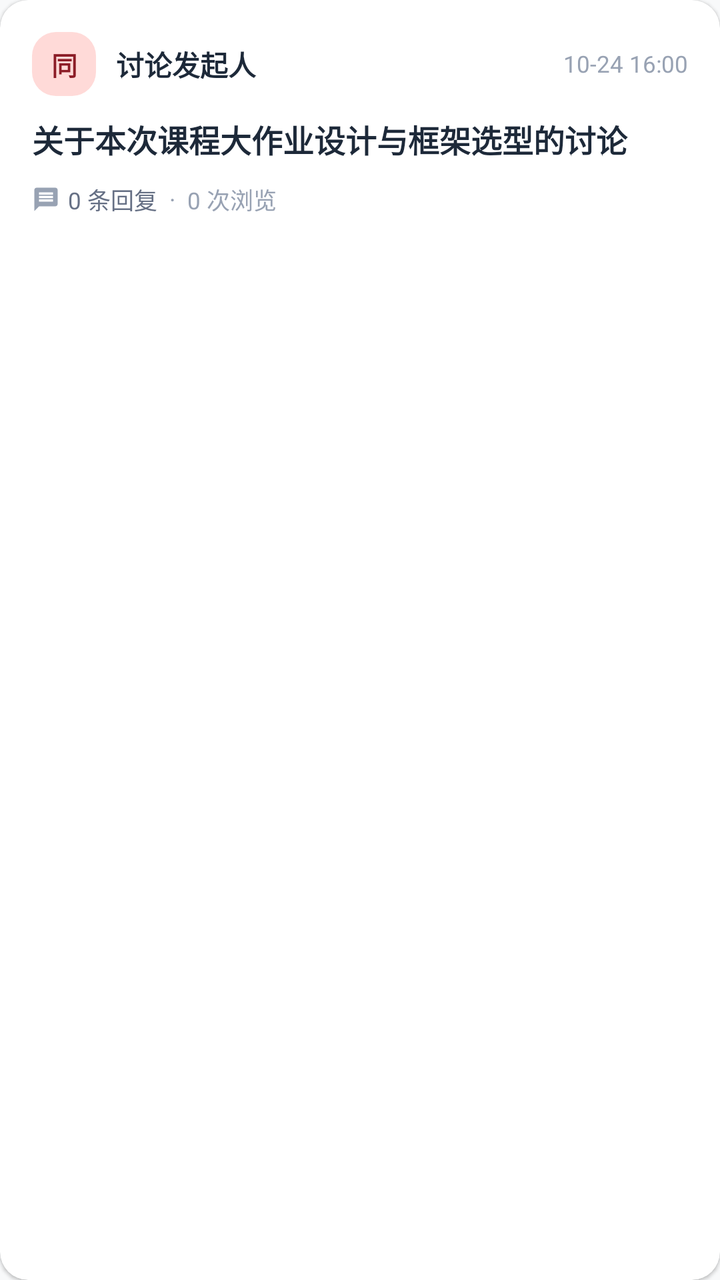
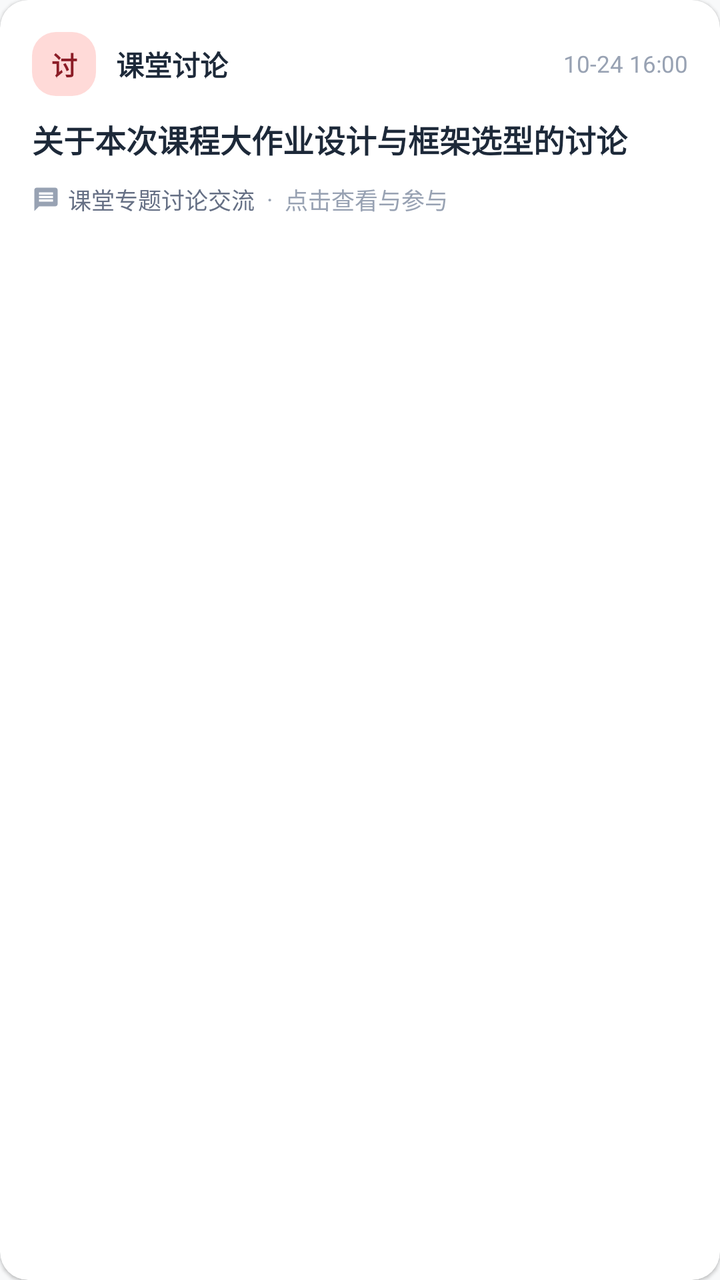

Two renders of the same Android screen: before a commit and after it. Below are the layout's source before the change and the commit's diff.
<!-- AndroidManifest.xml: application theme Theme.UsstJwgl -->
<!-- res/layout/item_tronclass_discussion.xml -->
<?xml version="1.0" encoding="utf-8"?>
<androidx.cardview.widget.CardView xmlns:android="http://schemas.android.com/apk/res/android"
    xmlns:app="http://schemas.android.com/apk/res-auto"
    xmlns:tools="http://schemas.android.com/tools"
    android:layout_width="match_parent"
    android:layout_height="wrap_content"
    android:layout_marginHorizontal="6dp"
    android:layout_marginVertical="6dp"
    android:clickable="true"
    android:focusable="true"
    android:foreground="?attr/selectableItemBackground"
    app:cardBackgroundColor="@color/surface"
    app:cardCornerRadius="14dp"
    app:cardElevation="1dp">

    <LinearLayout
        android:layout_width="match_parent"
        android:layout_height="wrap_content"
        android:orientation="vertical"
        android:padding="16dp">

        
        <LinearLayout
            android:layout_width="match_parent"
            android:layout_height="wrap_content"
            android:gravity="center_vertical"
            android:orientation="horizontal">

            <TextView
                android:id="@+id/tvAuthorAvatar"
                android:layout_width="32dp"
                android:layout_height="32dp"
                android:background="@drawable/bg_badge_rounded"
                android:gravity="center"
                android:text="同"
                android:textColor="@color/primary"
                android:textSize="13sp"
                android:textStyle="bold" />

            <TextView
                android:id="@+id/tvAuthorName"
                android:layout_width="0dp"
                android:layout_height="wrap_content"
                android:layout_marginStart="10dp"
                android:layout_weight="1"
                android:ellipsize="end"
                android:maxLines="1"
                android:text="讨论发起人"
                android:textColor="@color/text_primary"
                android:textSize="14sp"
                android:textStyle="bold" />

            <TextView
                android:id="@+id/tvPostTime"
                android:layout_width="wrap_content"
                android:layout_height="wrap_content"
                android:text="10-24 16:00"
                android:textColor="@color/text_tertiary"
                android:textSize="11.5sp" />

        </LinearLayout>

        
        <TextView
            android:id="@+id/tvDiscussionTitle"
            android:layout_width="match_parent"
            android:layout_height="wrap_content"
            android:layout_marginTop="10dp"
            android:ellipsize="end"
            android:maxLines="2"
            android:text="关于本次课程大作业设计与框架选型的讨论"
            android:textColor="@color/text_primary"
            android:textSize="15.5sp"
            android:textStyle="bold" />

        
        <TextView
            android:id="@+id/tvDiscussionContent"
            android:layout_width="match_parent"
            android:layout_height="wrap_content"
            android:layout_marginTop="6dp"
            android:ellipsize="end"
            android:maxLines="2"
            android:text="大家对第3章课件中的核心算法有什么疑问吗？可以在这里交流一下各自的解题思路..."
            android:textColor="@color/text_secondary"
            android:textSize="13sp"
            android:visibility="gone" />

        
        <LinearLayout
            android:layout_width="match_parent"
            android:layout_height="wrap_content"
            android:layout_marginTop="10dp"
            android:gravity="center_vertical"
            android:orientation="horizontal">

            <ImageView
                android:layout_width="14dp"
                android:layout_height="14dp"
                android:src="@drawable/ic_forum"
                app:tint="@color/text_tertiary" />

            <TextView
                android:id="@+id/tvRepliesCount"
                android:layout_width="wrap_content"
                android:layout_height="wrap_content"
                android:layout_marginStart="4dp"
                android:text="0 条回复"
                android:textColor="@color/text_secondary"
                android:textSize="11.5sp" />

            <TextView
                android:layout_width="wrap_content"
                android:layout_height="wrap_content"
                android:layout_marginHorizontal="6dp"
                android:text="·"
                android:textColor="@color/text_tertiary"
                android:textSize="12sp" />

            <TextView
                android:id="@+id/tvViewsCount"
                android:layout_width="wrap_content"
                android:layout_height="wrap_content"
                android:text="0 次浏览"
                android:textColor="@color/text_tertiary"
                android:textSize="11.5sp" />

        </LinearLayout>

    </LinearLayout>

</androidx.cardview.widget.CardView>
<!-- resources referenced by this layout -->
<resources>
  <color name="primary">#8C1D27</color>
  <color name="surface">#FFFFFF</color>
  <color name="text_primary">#1D2939</color>
  <color name="text_secondary">#667085</color>
  <color name="text_tertiary">#98A2B3</color>
  <!-- drawable bg_badge_rounded (drawable) -->
  <?xml version="1.0" encoding="utf-8"?>
  <shape xmlns:android="http://schemas.android.com/apk/res/android"
      android:shape="rectangle">
      <corners android:radius="12dp" />
      <solid android:color="@color/badge_bg" />
  </shape>
  <!-- drawable ic_forum (drawable) -->
  <vector xmlns:android="http://schemas.android.com/apk/res/android"
      android:width="24dp"
      android:height="24dp"
      android:viewportWidth="24"
      android:viewportHeight="24">
      <path
          android:fillColor="#FF000000"
          android:pathData="M20,2H4c-1.1,0 -2,0.9 -2,2v18l4,-4h14c1.1,0 2,-0.9 2,-2V4c0,-1.1 -0.9,-2 -2,-2zm-2,12H6v-2h12v2zm0,-3H6V9h12v2zm0,-3H6V6h12v2z"/>
  </vector>
  <style name="Theme.UsstJwgl" parent="Theme.Material3.DayNight.NoActionBar">
          <item name="colorPrimary">@color/primary</item>
          <item name="colorOnPrimary">@color/on_primary</item>
          <item name="colorPrimaryContainer">@color/primary_container</item>
          <item name="colorOnPrimaryContainer">@color/on_primary_container</item>
  
          <item name="colorSecondary">@color/secondary</item>
          <item name="colorSecondaryContainer">@color/secondary_container</item>
          <item name="colorOnSecondaryContainer">@color/on_secondary_container</item>
  
          <item name="android:statusBarColor">@android:color/transparent</item>
          <item name="android:windowLightStatusBar">true</item>
          <item name="android:navigationBarColor">@android:color/transparent</item>
          <item name="android:windowLightNavigationBar" tools:targetApi="o_mr1">true</item>
          <item name="android:windowBackground">@color/background</item>
  
          
          <item name="bottomNavigationStyle">@style/Widget.Material3.BottomNavigationView</item>
  
          
          <item name="materialCardViewStyle">@style/Widget.Material3.CardView.Outlined</item>
      </style>
  <color name="badge_bg">#FFDAD8</color>
  <color name="on_primary">#FFFFFF</color>
  <color name="primary_container">#FFDAD8</color>
  <color name="on_primary_container">#3B080E</color>
  <color name="secondary">#775654</color>
  <color name="secondary_container">#FFDAD7</color>
  <color name="on_secondary_container">#2C1514</color>
  <color name="background">#F8F9FA</color>
</resources>

<!-- the commit's change to res/layout/item_tronclass_discussion.xml (unified diff, before → after) -->
@@ -32,7 +32,7 @@
                 android:layout_height="32dp"
                 android:background="@drawable/bg_badge_rounded"
                 android:gravity="center"
-                android:text="同"
+                android:text="讨"
                 android:textColor="@color/primary"
                 android:textSize="13sp"
                 android:textStyle="bold" />
@@ -45,15 +45,30 @@
                 android:layout_weight="1"
                 android:ellipsize="end"
                 android:maxLines="1"
-                android:text="讨论发起人"
+                android:text="课堂讨论"
                 android:textColor="@color/text_primary"
                 android:textSize="14sp"
                 android:textStyle="bold" />
 
             <TextView
+                android:id="@+id/tvDiscussionStatusBadge"
+                android:layout_width="wrap_content"
+                android:layout_height="wrap_content"
+                android:layout_marginStart="6dp"
+                android:background="@drawable/bg_badge_rounded"
+                android:paddingHorizontal="8dp"
+                android:paddingVertical="3dp"
+                android:text="已学完"
+                android:textColor="@color/primary"
+                android:textSize="11sp"
+                android:textStyle="bold"
+                android:visibility="gone" />
+
+            <TextView
                 android:id="@+id/tvPostTime"
                 android:layout_width="wrap_content"
                 android:layout_height="wrap_content"
+                android:layout_marginStart="8dp"
                 android:text="10-24 16:00"
                 android:textColor="@color/text_tertiary"
                 android:textSize="11.5sp" />
@@ -105,11 +120,12 @@
                 android:layout_width="wrap_content"
                 android:layout_height="wrap_content"
                 android:layout_marginStart="4dp"
-                android:text="0 条回复"
+                android:text="课堂专题讨论交流"
                 android:textColor="@color/text_secondary"
                 android:textSize="11.5sp" />
 
             <TextView
+                android:id="@+id/tvStatsDot"
                 android:layout_width="wrap_content"
                 android:layout_height="wrap_content"
                 android:layout_marginHorizontal="6dp"
@@ -121,7 +137,7 @@
                 android:id="@+id/tvViewsCount"
                 android:layout_width="wrap_content"
                 android:layout_height="wrap_content"
-                android:text="0 次浏览"
+                android:text="点击查看与参与"
                 android:textColor="@color/text_tertiary"
                 android:textSize="11.5sp" />
 
